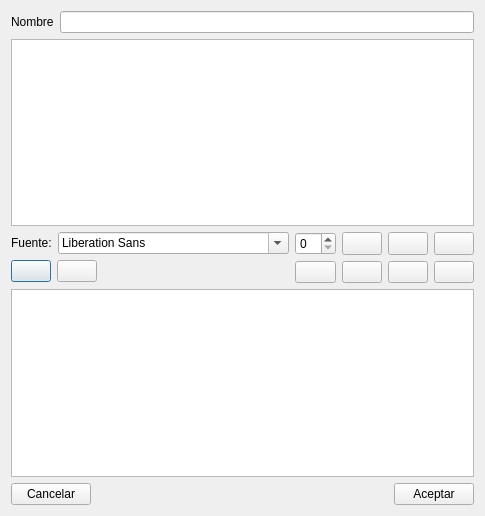
Before: the Qt Designer form Report/edittextdlg.ui in kapyderi/recoverdrake-v3, drawn with Qt 5.
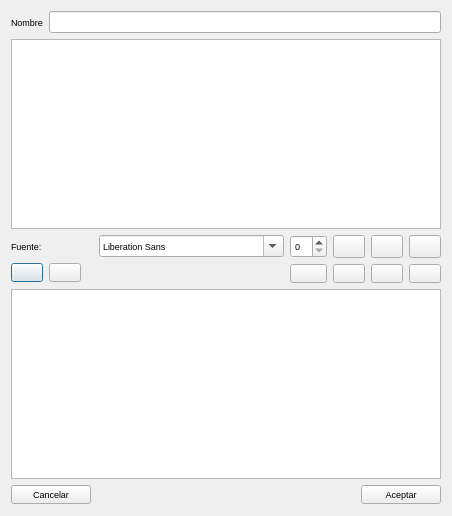
After: the same form once the commit is applied. Icons and pictures are not drawn.

```diff
--- a/Report/edittextdlg.ui
+++ b/Report/edittextdlg.ui
@@ -16,6 +16,11 @@
     <height>516</height>
    </size>
   </property>
+  <property name="font">
+   <font>
+    <pointsize>7</pointsize>
+   </font>
+  </property>
   <property name="windowTitle">
    <string>Configurar texto</string>
   </property>
```
